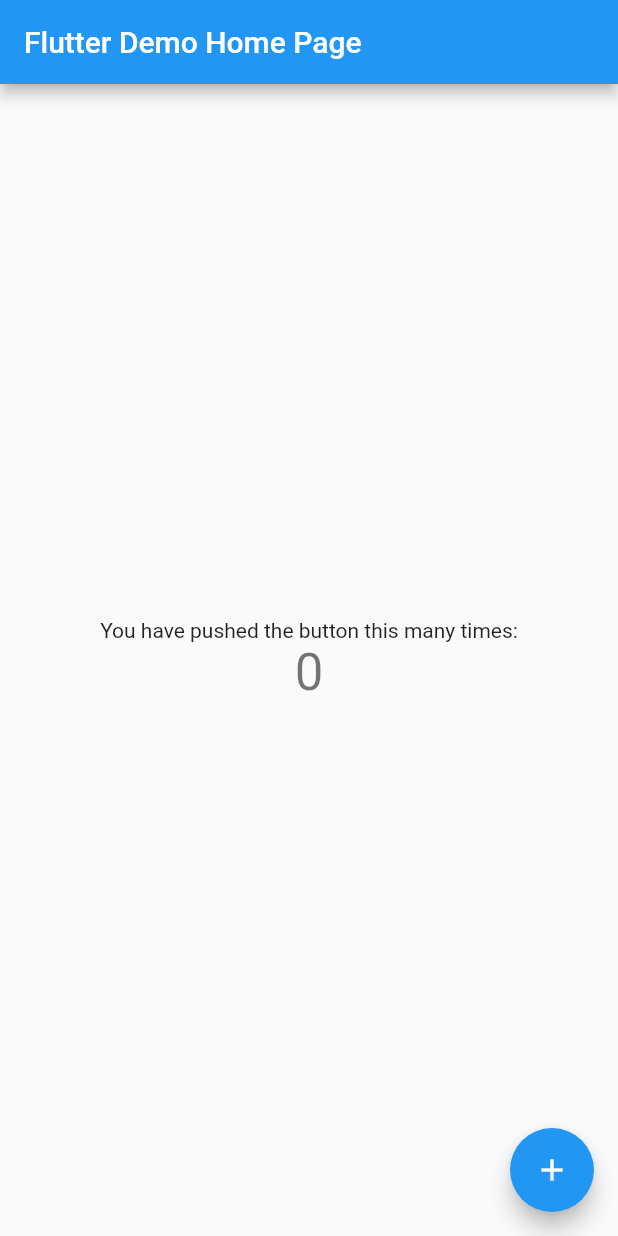
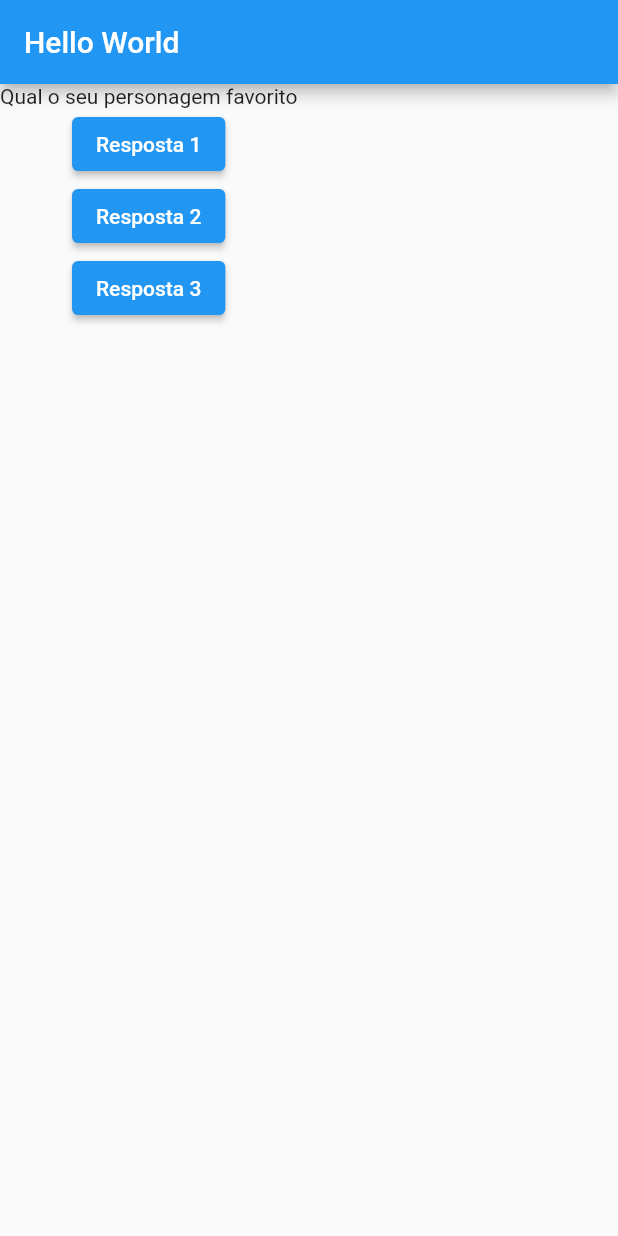
Before and after one commit to Igor0155/Desenvolvimento_Mobile, a Flutter app: the screen it shows after launch, on a phone screen of 412 x 824 dp. Run offline on Flutter 3.47's test engine with Material 2 defaults, Android fonts, the phone set to English and light mode, and no system bars; missing offline and left inert: dart:js.

Commit message:
Atualizando, adicionando exemplos

```diff
--- a/Estudos_Flutter/FLUTTER/basic_flutter/lib/main.dart
+++ b/Estudos_Flutter/FLUTTER/basic_flutter/lib/main.dart
@@ -1,115 +1,69 @@
 import 'package:flutter/material.dart';
 
-void main() {
-  runApp(const MyApp());
-}
+void main() => runApp(PerguntaApp());
 
-class MyApp extends StatelessWidget {
-  const MyApp({super.key});
+// class para gerenciar o estado
+class _PerguntaAppState extends State<PerguntaApp> {
+  var _selectQuestion = 0;
 
-  // This widget is the root of your application.
+  void _responder() {
+    // print('Pergunta respondida');
+    setState(() {
+      _selectQuestion++;
+    });
+    print(_selectQuestion);
+  }
+
   @override
   Widget build(BuildContext context) {
+    //criando lista de perguntas
+    final List perguntas = [
+      'Qual o seu personagem favorito',
+      'Qual o seu animal favorito',
+      'Qual o sua moto favorita',
+    ];
+
     return MaterialApp(
-      title: 'Flutter Demo',
-      theme: ThemeData(
-        // This is the theme of your application.
-        //
-        // Try running your application with "flutter run". You'll see the
-        // application has a blue toolbar. Then, without quitting the app, try
-        // changing the primarySwatch below to Colors.green and then invoke
-        // "hot reload" (press "r" in the console where you ran "flutter run",
-        // or simply save your changes to "hot reload" in a Flutter IDE).
-        // Notice that the counter didn't reset back to zero; the application
-        // is not restarted.
-        primarySwatch: Colors.blue,
-      ),
-      home: const MyHomePage(title: 'Flutter Demo Home Page'),
+      home: Scaffold(
+          appBar: AppBar(
+            title: Text('Hello World'),
+          ),
+          body: Column(
+            children: [
+              //mostrando a pergunta
+              Text(perguntas[_selectQuestion]),
+              ElevatedButton(
+                onPressed: _responder,
+                child: Text('Resposta 1'),
+              ),
+              ElevatedButton(
+                onPressed: _responder,
+                child: Text('Resposta 2'),
+              ),
+              ElevatedButton(
+                onPressed: _responder,
+                child: Text('Resposta 3'),
+              ),
+
+              // Teste onPress
+              // ElevatedButton(
+              //   onPressed: () {
+              //     print('Pergunta respondida');
+              //   },
+              //   child: Text('Resposta 2'),
+              // ),
+              // ElevatedButton(
+              //   onPressed: () => print('Pergunta Respondida'),
+              //   child: Text('Resposta 3'),
+              // ),
+            ],
+          )),
     );
   }
 }
 
-class MyHomePage extends StatefulWidget {
-  const MyHomePage({super.key, required this.title});
-
-  // This widget is the home page of your application. It is stateful, meaning
-  // that it has a State object (defined below) that contains fields that affect
-  // how it looks.
-
-  // This class is the configuration for the state. It holds the values (in this
-  // case the title) provided by the parent (in this case the App widget) and
-  // used by the build method of the State. Fields in a Widget subclass are
-  // always marked "final".
-
-  final String title;
-
-  @override
-  State<MyHomePage> createState() => _MyHomePageState();
-}
-
-class _MyHomePageState extends State<MyHomePage> {
-  int _counter = 0;
-
-  void _incrementCounter() {
-    setState(() {
-      // This call to setState tells the Flutter framework that something has
-      // changed in this State, which causes it to rerun the build method below
-      // so that the display can reflect the updated values. If we changed
-      // _counter without calling setState(), then the build method would not be
-      // called again, and so nothing would appear to happen.
-      _counter++;
-    });
-  }
-
-  @override
-  Widget build(BuildContext context) {
-    // This method is rerun every time setState is called, for instance as done
-    // by the _incrementCounter method above.
-    //
-    // The Flutter framework has been optimized to make rerunning build methods
-    // fast, so that you can just rebuild anything that needs updating rather
-    // than having to individually change instances of widgets.
-    return Scaffold(
-      appBar: AppBar(
-        // Here we take the value from the MyHomePage object that was created by
-        // the App.build method, and use it to set our appbar title.
-        title: Text(widget.title),
-      ),
-      body: Center(
-        // Center is a layout widget. It takes a single child and positions it
-        // in the middle of the parent.
-        child: Column(
-          // Column is also a layout widget. It takes a list of children and
-          // arranges them vertically. By default, it sizes itself to fit its
-          // children horizontally, and tries to be as tall as its parent.
-          //
-          // Invoke "debug painting" (press "p" in the console, choose the
-          // "Toggle Debug Paint" action from the Flutter Inspector in Android
-          // Studio, or the "Toggle Debug Paint" command in Visual Studio Code)
-          // to see the wireframe for each widget.
-          //
-          // Column has various properties to control how it sizes itself and
-          // how it positions its children. Here we use mainAxisAlignment to
-          // center the children vertically; the main axis here is the vertical
-          // axis because Columns are vertical (the cross axis would be
-          // horizontal).
-          mainAxisAlignment: MainAxisAlignment.center,
-          children: <Widget>[
-            const Text(
-              'You have pushed the button this many times:',
-            ),
-            Text(
-              '$_counter',
-              style: Theme.of(context).textTheme.headlineMedium,
-            ),
-          ],
-        ),
-      ),
-      floatingActionButton: FloatingActionButton(
-        onPressed: _incrementCounter,
-        tooltip: 'Increment',
-        child: const Icon(Icons.add),
-      ), // This trailing comma makes auto-formatting nicer for build methods.
-    );
+class PerguntaApp extends StatefulWidget {
+  _PerguntaAppState createState() {
+    return _PerguntaAppState();
   }
 }
```
Also changed, not shown: 1 other file.
